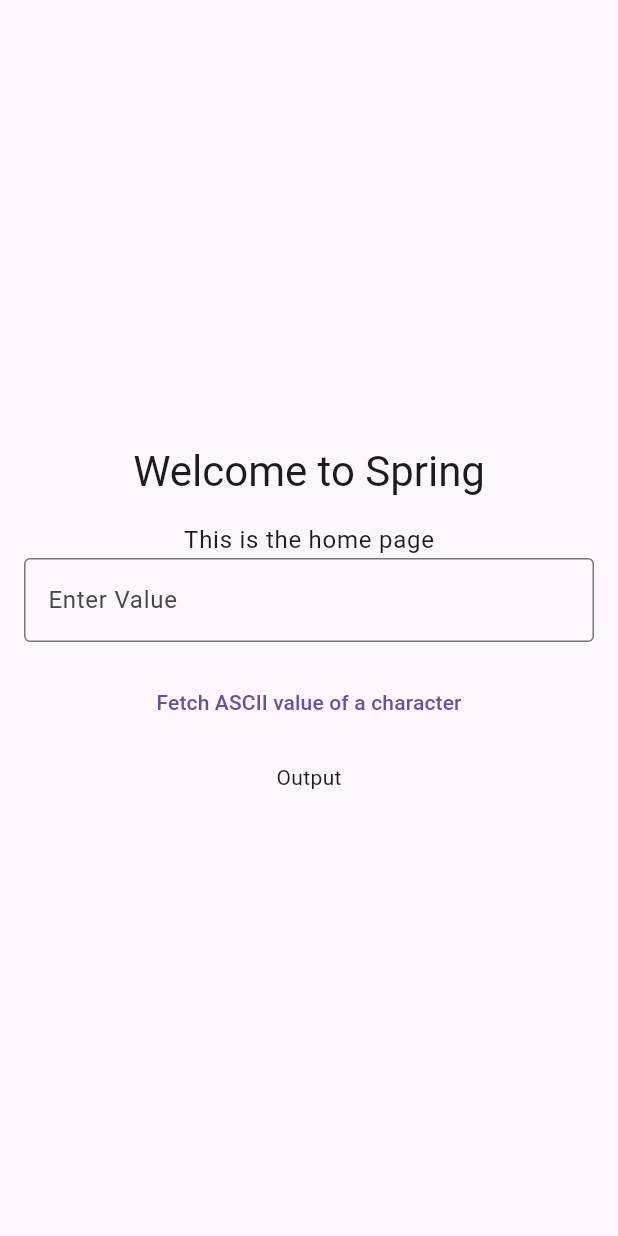
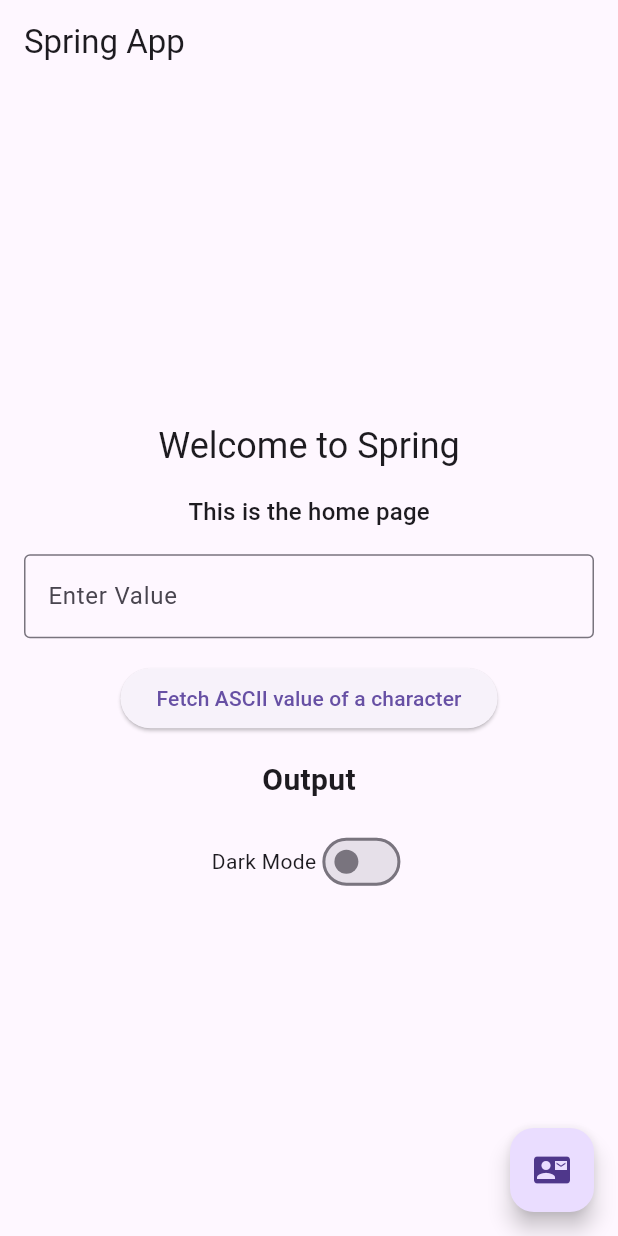
Before and after one commit to MellowMancer/Spring, a Flutter app: the screen it shows after launch, on a phone screen of 412 x 824 dp. Run offline on Flutter 3.47's test engine with Material 3 defaults, Android fonts, the phone set to English and light mode, and no system bars; our stand-ins replace firebase_auth, firebase_core, google_sign_in; accounts and stored records are empty; generated files the repository leaves out were written again.

Commit message:
added dark mode toggle and a small 'about dev' dialog box

```diff
--- a/spring-frontend/lib/home.dart
+++ b/spring-frontend/lib/home.dart
@@ -1,7 +1,5 @@
 import 'dart:convert';
-
 import 'package:flutter/material.dart';
-import 'package:flutter/widgets.dart';
 import 'package:spring/function.dart';
 
 class Home extends StatefulWidget {
@@ -18,37 +16,44 @@ class _HomeState extends State<Home> {
   String data = '';
   var decoded;
   String output = 'Output';
+  bool isDarkMode = false;
+
   @override
   Widget build(BuildContext context) {
-    return Scaffold(
-      body: Center(
-        child: Container(
+    return MaterialApp(
+      theme: isDarkMode ? ThemeData.dark() : ThemeData.light(),
+      home: Scaffold(
+        appBar: AppBar(
+          title: Text('Spring App'),
+        ),
+        body: Padding(
           padding: const EdgeInsets.all(16),
           child: Column(
             mainAxisAlignment: MainAxisAlignment.center,
             children: [
               Text(
                 'Welcome to Spring',
-                style: Theme.of(context).textTheme.headlineMedium,
+                style: Theme.of(context).textTheme.headline5,
               ),
               const SizedBox(height: 16),
               Text(
                 'This is the home page',
-                style: Theme.of(context).textTheme.bodyLarge,
+                style: Theme.of(context).textTheme.subtitle1,
               ),
+              const SizedBox(height: 16),
               TextField(
                 onChanged: (value) {
                   setState(() {
                     url = 'http://127.0.0.1:5000/api?query=${value.toString()}';
                   });
                 },
-                decoration: const InputDecoration(
+                decoration: InputDecoration(
                   border: OutlineInputBorder(),
                   labelText: 'Enter Value',
                 ),
               ),
               const SizedBox(height: 16),
-              TextButton(
+              ElevatedButton(
                 onPressed: () async {
                   try {
                     data = await fetchdata(url);
@@ -57,21 +62,79 @@ class _HomeState extends State<Home> {
                       output = decoded['ascii'];
                     });
                   } catch (e) {
-                      // Handle any exceptions that occurred during data fetching.
-                      // print('Error: $e');
                     setState(() {
                       output = 'Error: $e';
                     });
                   }
                 },
-                  child: const Text('Fetch ASCII value of a character')),
+                child: const Text('Fetch ASCII value of a character'),
+              ),
               const SizedBox(height: 16),
-              Text(output),
-              // const Text("Hello"),
+              Text(
+                output,
+                style: TextStyle(fontSize: 20, fontWeight: FontWeight.bold),
+              ),
+              const SizedBox(height: 16),
+              Row(
+                mainAxisAlignment: MainAxisAlignment.center,
+                children: [
+                  Text('Dark Mode'),
+                  Switch(
+                    value: isDarkMode,
+                    onChanged: (value) {
+                      setState(() {
+                        isDarkMode = value;
+                      });
+                    },
+                  ),
                 ],
               ),
+            ],
+          ),
+        ),
+        floatingActionButton: FloatingActionButton(
+          onPressed: () {
+            _showContactDialog(context);
+          },
+          child: Icon(Icons.contact_mail),
         ),
       ),
     );
   }
+
+  void _showContactDialog(BuildContext context) {
+    showDialog(
+      context: context,
+      builder: (BuildContext context) {
+        return AlertDialog(
+          title: Text('Contact Us'),
+          content: Column(
+            children: [
+              ListTile(
+                title: Text('Rahul Deoghare'),
+                subtitle: Text('LinkedIn'),
+              ),
+              ListTile(
+                title: Text('Yatharth Wazir'),
+                subtitle: Text('LinkedIn'),
+              ),
+              // Add more developer details as needed
+            ],
+          ),
+          actions: [
+            TextButton(
+              onPressed: () {
+                Navigator.of(context).pop();
+              },
+              child: Text('Close'),
+            ),
+          ],
+        );
+      },
+    );
   }
+}
+
+void main() {
+  runApp(Home());
+}
--- a/spring-frontend/pubspec.yaml
+++ b/spring-frontend/pubspec.yaml
@@ -10,6 +10,7 @@ environment:
   sdk: '>=3.2.5 <4.0.0'
 
 dependencies:
+  google_fonts: ^2.2.0
   firebase_auth: ^4.16.0
   firebase_core: ^2.24.2
   flutter:
```
Also changed, not shown: spring-frontend/pubspec.lock, 1 other file. Lines whose indentation alone changed are shown as unchanged.
